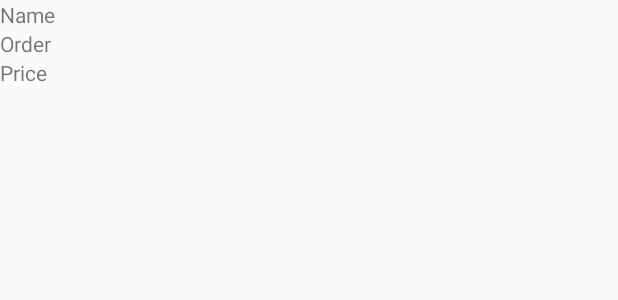
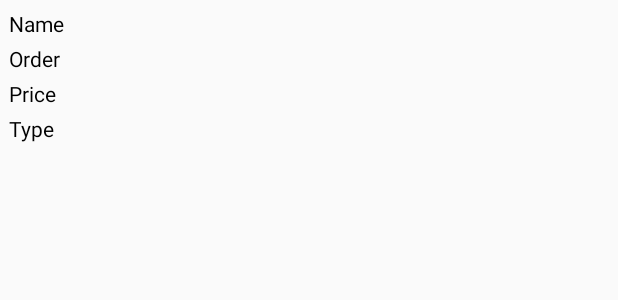
Before and after one commit to Sanghamitra1234/AdminCanteen_app, an Android app: the layout order_row.xml on its own in the app's theme, with its tools: preview values and no code run, on a phone screen of 412 x 824 dp. Shown: the top 300 px of the screen. Run offline under Robolectric (Android 15) with nearby library versions, the phone set to English and light mode, and no system bars; network calls fail.

Commit message:
pending orders small changes

```diff
--- a/app/src/main/java/xyz/sleepygamers/admincanteen_app/adapters/OrdersAdapter.java
+++ b/app/src/main/java/xyz/sleepygamers/admincanteen_app/adapters/OrdersAdapter.java
@@ -37,6 +37,7 @@ public class OrdersAdapter extends RecyclerView.Adapter<OrdersAdapter.ViewHolder
         holder.tvName.setText(order.getUser_name());
         holder.tvPrice.setText(Integer.toString(order.getPrice()));
         holder.tvOrderDetails.setText(order.getOrder_details());
+        holder.tvOrderType.setText(order.getOrder_type());
     }
 
     @Override
@@ -45,13 +46,14 @@ public class OrdersAdapter extends RecyclerView.Adapter<OrdersAdapter.ViewHolder
     }
 
     public class ViewHolder extends RecyclerView.ViewHolder {
-        private TextView tvName, tvPrice, tvOrderDetails;
+        private TextView tvName, tvPrice, tvOrderDetails,tvOrderType;
 
         public ViewHolder(View itemView) {
             super(itemView);
             tvName = itemView.findViewById(R.id.tv_name);
             tvPrice = itemView.findViewById(R.id.tv_price);
             tvOrderDetails = itemView.findViewById(R.id.tv_order);
+            tvOrderType = itemView.findViewById(R.id.tv_order_type);
         }
     }
 }
--- a/app/src/main/res/layout/order_row.xml
+++ b/app/src/main/res/layout/order_row.xml
@@ -2,18 +2,21 @@
 <LinearLayout xmlns:android="http://schemas.android.com/apk/res/android"
     android:layout_width="match_parent"
     android:layout_height="wrap_content"
+    android:layout_margin="4dp"
     android:orientation="vertical">
 
     <TableLayout
         android:layout_width="match_parent"
         android:layout_height="wrap_content">
 
-        <TableRow>
+        <TableRow android:padding="2dp">
 
             <TextView
                 android:layout_width="wrap_content"
                 android:layout_height="wrap_content"
-                android:text="Name" />
+                android:paddingRight="4dp"
+                android:text="Name"
+                android:textColor="@android:color/black" />
 
             <TextView
                 android:id="@+id/tv_name"
@@ -21,12 +24,14 @@
                 android:layout_height="wrap_content" />
         </TableRow>
 
-        <TableRow>
+        <TableRow android:padding="2dp">
 
             <TextView
                 android:layout_width="wrap_content"
                 android:layout_height="wrap_content"
-                android:text="Order" />
+                android:paddingRight="4dp"
+                android:text="Order"
+                android:textColor="@android:color/black" />
 
             <TextView
                 android:id="@+id/tv_order"
@@ -34,19 +39,34 @@
                 android:layout_height="wrap_content" />
         </TableRow>
 
-        <TableRow>
+        <TableRow android:padding="2dp">
 
             <TextView
                 android:layout_width="wrap_content"
                 android:layout_height="wrap_content"
-                android:text="Price" />
+                android:paddingRight="4dp"
+                android:text="Price"
+                android:textColor="@android:color/black" />
 
             <TextView
                 android:id="@+id/tv_price"
                 android:layout_width="wrap_content"
                 android:layout_height="wrap_content" />
+        </TableRow>
 
+        <TableRow android:padding="2dp">
 
+            <TextView
+                android:layout_width="wrap_content"
+                android:layout_height="wrap_content"
+                android:paddingRight="4dp"
+                android:text="Type"
+                android:textColor="@android:color/black" />
+
+            <TextView
+                android:id="@+id/tv_order_type"
+                android:layout_width="wrap_content"
+                android:layout_height="wrap_content" />
         </TableRow>
 
     </TableLayout>
--- a/app/src/main/res/values/colors.xml
+++ b/app/src/main/res/values/colors.xml
@@ -4,4 +4,5 @@
     <color name="colorPrimaryDark">#303F9F</color>
     <color name="colorAccent">#FF4081</color>
     <color name="white">#FFFFFF</color>
+    <color name="lime">#0AC30A</color>
 </resources>
```
